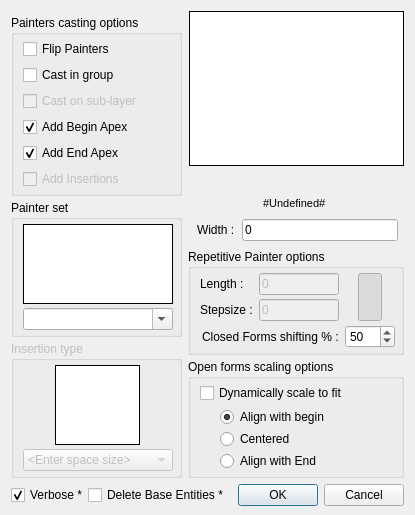
Qt form scripts/Misc/Examples/MathExamples/FlexPainter/FlexPainterDialog.ui (qcad/qcad) before a commit.
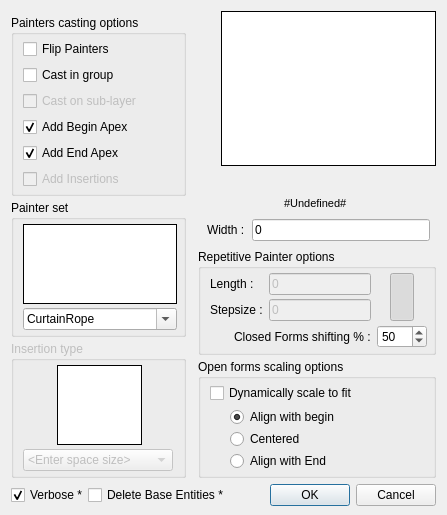
The same form after that commit. Icons and pictures are not drawn. Custom widgets are drawn as their Qt base class.

Commit message: set default value for PainterSelection combo

The edit to the form file:
```diff
--- a/scripts/Misc/Examples/MathExamples/FlexPainter/FlexPainterDialog.ui
+++ b/scripts/Misc/Examples/MathExamples/FlexPainter/FlexPainterDialog.ui
@@ -6,8 +6,8 @@
    <rect>
     <x>0</x>
     <y>0</y>
-    <width>413</width>
-    <height>477</height>
+    <width>447</width>
+    <height>490</height>
    </rect>
   </property>
   <property name="windowTitle">
@@ -237,10 +237,10 @@
              <bool>true</bool>
             </property>
             <property name="currentText">
-             <string/>
+             <string>CurtainRope</string>
             </property>
             <property name="currentIndex">
-             <number>-1</number>
+             <number>0</number>
             </property>
             <property name="insertPolicy">
              <enum>QComboBox::NoInsert</enum>
@@ -571,6 +571,15 @@
               </color>
              </brush>
             </colorrole>
+            <colorrole role="PlaceholderText">
+             <brush brushstyle="NoBrush">
+              <color alpha="128">
+               <red>0</red>
+               <green>0</green>
+               <blue>0</blue>
+              </color>
+             </brush>
+            </colorrole>
            </active>
            <inactive>
             <colorrole role="WindowText">
@@ -636,6 +645,15 @@
               </color>
              </brush>
             </colorrole>
+            <colorrole role="PlaceholderText">
+             <brush brushstyle="NoBrush">
+              <color alpha="128">
+               <red>0</red>
+               <green>0</green>
+               <blue>0</blue>
+              </color>
+             </brush>
+            </colorrole>
            </inactive>
            <disabled>
             <colorrole role="WindowText">
@@ -701,6 +719,15 @@
               </color>
              </brush>
             </colorrole>
+            <colorrole role="PlaceholderText">
+             <brush brushstyle="NoBrush">
+              <color alpha="128">
+               <red>0</red>
+               <green>0</green>
+               <blue>0</blue>
+              </color>
+             </brush>
+            </colorrole>
            </disabled>
           </palette>
          </property>
```
